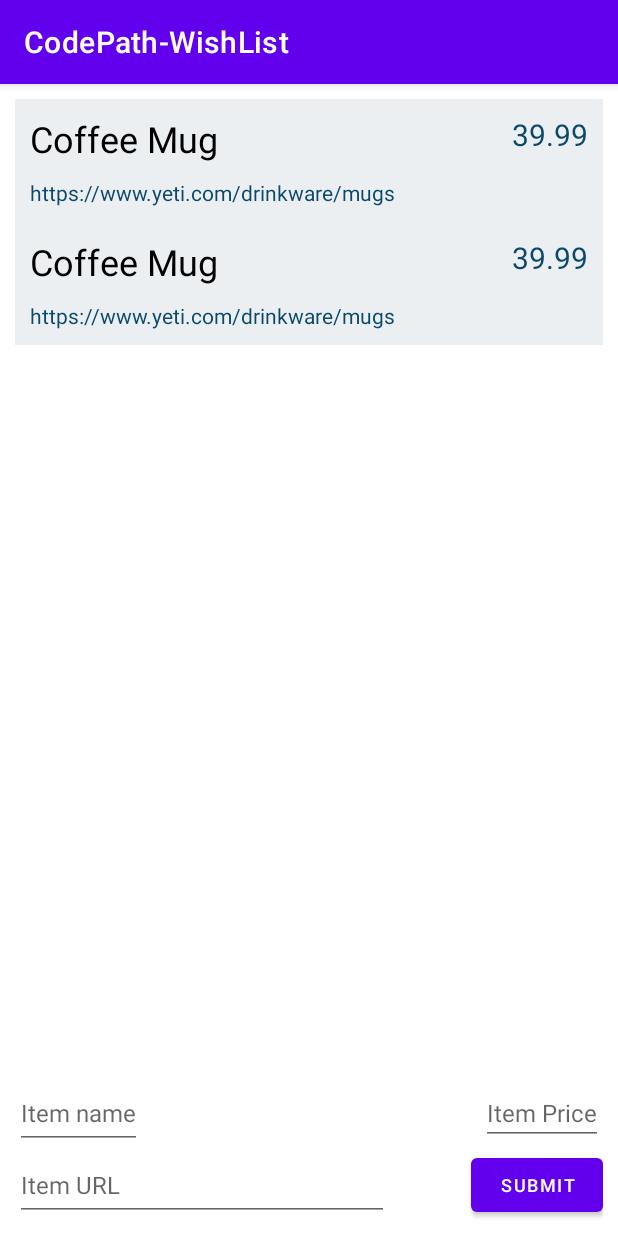
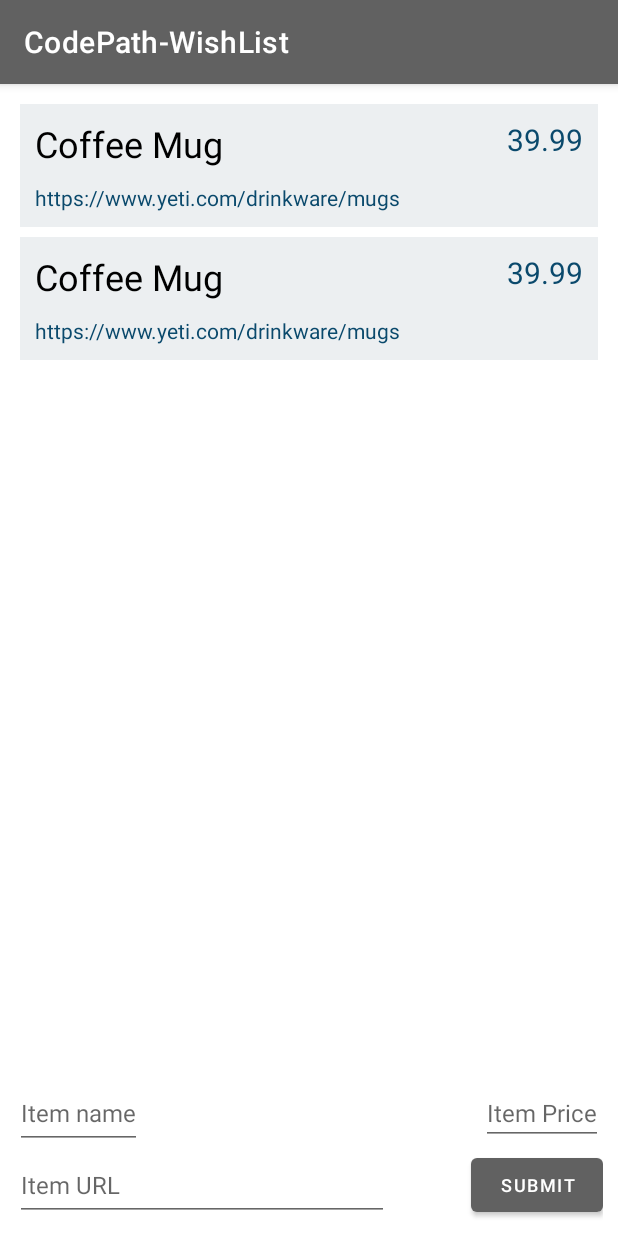
Before and after one commit to t-ryles/CodePath-WishList, an Android app: the screen it shows after launch (MainActivity), after a tap on "SUBMIT", on a phone screen of 412 x 824 dp. Run offline under Robolectric (Android 15) with nearby library versions, the phone set to English and light mode, and no system bars.

Commit message:
-Attempts- Both stretch features failed

```diff
--- a/app/src/main/java/com/example/codepath_wishlist/MainActivity.kt
+++ b/app/src/main/java/com/example/codepath_wishlist/MainActivity.kt
@@ -1,9 +1,10 @@
 package com.example.codepath_wishlist
 
+import android.annotation.SuppressLint
+import android.icu.util.UniversalTimeScale.toBigDecimal
 import androidx.appcompat.app.AppCompatActivity
 import android.os.Bundle
-import android.widget.Button
-import android.widget.EditText
+import android.widget.*
 import androidx.recyclerview.widget.LinearLayoutManager
 import androidx.recyclerview.widget.RecyclerView
 import com.example.codepath_wishlist.R.id.*
@@ -18,19 +19,27 @@ class MainActivity : AppCompatActivity() {
 
         //Getting recycler view
         recyclerView = findViewById(R.id.recyclerView)
+
+        //Default card
         recyclerView.adapter = WishListAdapter(
             listOf(
                 WishListModel(itemNameModel = "", itemPriceModel = "", itemURLModel = "")))
 
+
+        //Setting the layout to linear
         recyclerView.layoutManager = LinearLayoutManager(this)
+
         //Button used to generate new card in RecyclerView with item info
         //Getting button and setting click event
         findViewById<Button>(button).setOnClickListener {
             //
             addCard()
         }
-        }
 
+    }
+
+
+    @SuppressLint("NotifyDataSetChanged")
     private fun addCard() {
         val nameInputText = findViewById<EditText>(nameInput)
         val priceInputText = findViewById<EditText>(priceInput)
@@ -46,6 +55,5 @@ class MainActivity : AppCompatActivity() {
         nameInputText.setText("")
         priceInputText.setText("")
         urlInputText.setText("")
-
     }
 }
--- a/app/src/main/java/com/example/codepath_wishlist/WishListAdapter.kt
+++ b/app/src/main/java/com/example/codepath_wishlist/WishListAdapter.kt
@@ -10,7 +10,6 @@ class WishListAdapter(var wishListModel: List<WishListModel>): RecyclerView.Adap
 
     class ViewHolder( itemView: View) : RecyclerView.ViewHolder(itemView) {
         // TODO: Create member variables for any view that will be set
-
         val itemNameViewHolder: TextView
         val itemPriceViewHolder: TextView
         val itemURLViewHolder: TextView
--- a/app/src/main/java/com/example/codepath_wishlist/WishListModel.kt
+++ b/app/src/main/java/com/example/codepath_wishlist/WishListModel.kt
@@ -1,6 +1,6 @@
 package com.example.codepath_wishlist
 
-data class WishListModel (
+data class WishListModel(
     val itemNameModel: String,
     val itemPriceModel: String,
     val itemURLModel: String
--- a/app/src/main/res/layout/wish_list_row.xml
+++ b/app/src/main/res/layout/wish_list_row.xml
@@ -1,10 +1,12 @@
 <?xml version="1.0" encoding="utf-8"?>
 <androidx.constraintlayout.widget.ConstraintLayout
+    android:id="@+id/cardView"
     xmlns:android="http://schemas.android.com/apk/res/android"
     xmlns:app="http://schemas.android.com/apk/res-auto"
     android:layout_width="match_parent"
     android:layout_height="wrap_content"
     android:padding="10dp"
+    android:layout_margin="3dp"
     android:background="@color/cardbackground"
     >
 
--- a/app/src/main/res/values/colors.xml
+++ b/app/src/main/res/values/colors.xml
@@ -1,8 +1,8 @@
 <?xml version="1.0" encoding="utf-8"?>
 <resources>
-    <color name="purple_200">#FFBB86FC</color>
-    <color name="purple_500">#FF6200EE</color>
-    <color name="purple_700">#FF3700B3</color>
+    <color name="purple_200">#212121</color>
+    <color name="purple_500">#616161</color>
+    <color name="purple_700">#212121</color>
     <color name="teal_200">#FF03DAC5</color>
     <color name="teal_700">#FF018786</color>
     <color name="black">#FF000000</color>
```
